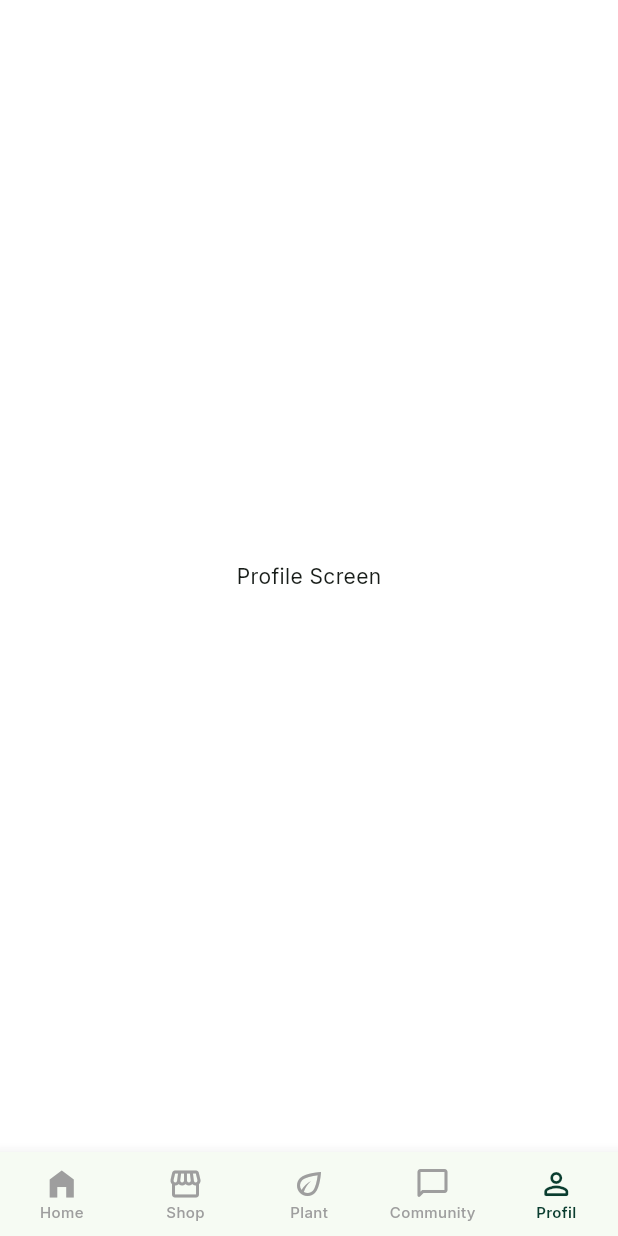
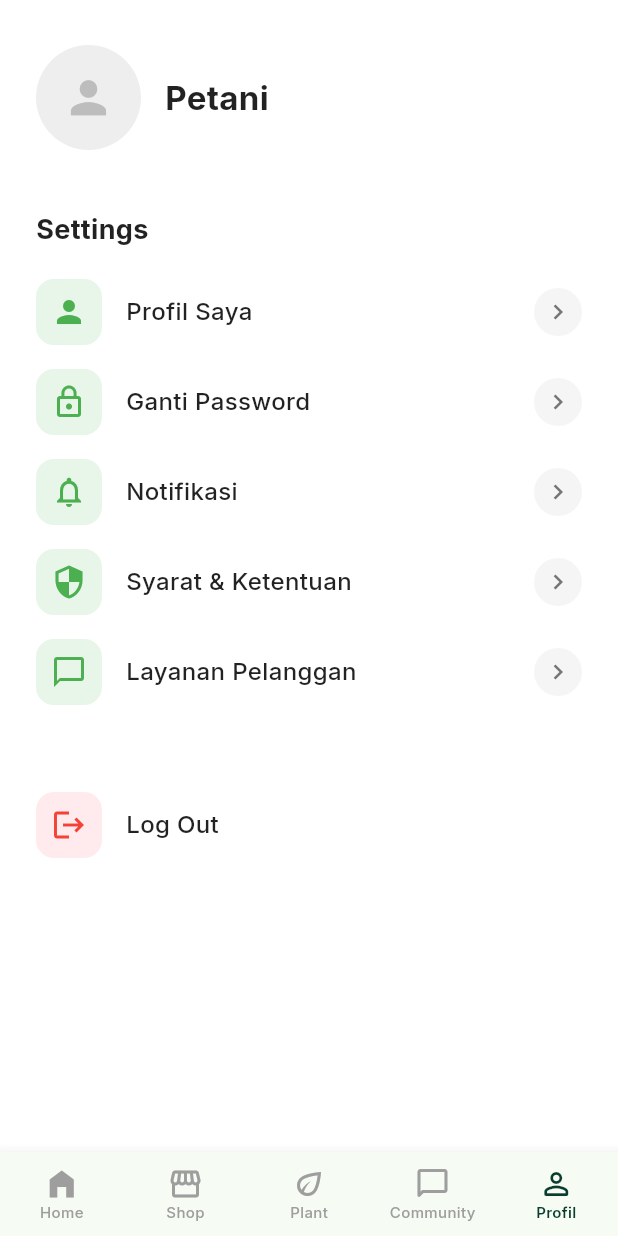
Before and after one commit to Faizarrobbi/ayotani, a Flutter app: the HomeScreen screen opened by its route, item 5 of the bottom bar chosen, on a phone screen of 412 x 824 dp. Run offline on Flutter 3.47's test engine with Material 3 defaults, Android fonts, the light colour scheme and no system bars; our stand-ins replace cached_network_image, flutter_svg, google_fonts, supabase_flutter, youtube_player_flutter; accounts and stored records are empty; network calls fail.

Commit message:
Profile + revisi home screen

```diff
--- a/lib/pages/home/home_screen.dart
+++ b/lib/pages/home/home_screen.dart
@@ -3,7 +3,7 @@ import 'package:provider/provider.dart';
 import 'package:supabase_flutter/supabase_flutter.dart';
 import 'package:http/http.dart' as http;
 import 'dart:convert';
-import 'package:google_fonts/google_fonts.dart'; // Assuming you have this package based on other files
+import 'package:google_fonts/google_fonts.dart';
 
 import '../../providers/auth_provider.dart';
 import '../../theme/app_colors.dart';
@@ -14,6 +14,8 @@ import '../../routes/app_routes.dart';
 import '../monitoring/monitoring_screen.dart';
 import '../marketplace/marketplace_screen.dart';
 import '../community/community_screen.dart';
+// IMPORT INI PENTING AGAR PROFILE TIDAK KOSONG
+import '../profile/profile_page.dart';
 
 class HomeScreen extends StatefulWidget {
   const HomeScreen({super.key});
@@ -46,7 +48,7 @@ class _HomeScreenState extends State<HomeScreen> {
       body: Consumer<AuthProvider>(
         builder: (context, authProvider, _) {
           final profile = authProvider.userProfile;
-          // Only Home Content (Index 0) is complex, others are standard screens
+          // Only Home Content (Index 0) is complex
           if (_selectedIndex == 0) {
             return _HomeContent(userProfile: profile);
           }
@@ -85,12 +87,12 @@ class _HomeScreenState extends State<HomeScreen> {
       case 1:
         return const MarketplaceScreen();
       case 2:
-        return const MonitoringScreen(); // "Plant" maps to Monitoring
+        return const MonitoringScreen();
       case 3:
         return const CommunityScreen();
       case 4:
-        return const Center(
-            child: Text("Profile Screen")); // Placeholder for Profile
+        // PERBAIKAN 1: Panggil ProfilePage, bukan Text placeholder
+        return const ProfilePage();
       default:
         return const SizedBox();
     }
@@ -114,7 +116,6 @@ class _HomeContentState extends State<_HomeContent> {
     final url = (video['video_url'] as String?)?.trim() ?? '';
     final id = _youtubeIdFromUrl(url);
     if (id != null) {
-      // maxres kadang tidak ada, tapi cukup oke untuk start
       return 'https://img.youtube.com/vi/$id/maxresdefault.jpg';
     }
 
@@ -122,7 +123,6 @@ class _HomeContentState extends State<_HomeContent> {
   }
 
   String? _youtubeIdFromUrl(String url) {
-  // support: https://www.youtube.com/watch?v=xxxx  /  https://youtu.be/xxxx
     final reg1 = RegExp(r'v=([a-zA-Z0-9_-]{6,})');
     final m1 = reg1.firstMatch(url);
     if (m1 != null) return m1.group(1);
@@ -152,7 +152,6 @@ String? _youtubeIdFromUrl(String url) {
     final userId = Supabase.instance.client.auth.currentUser?.id;
     if (userId == null) return;
 
-    // 1. Fetch Lands (We need this first to get location for weather)
     final landsResponse = await Supabase.instance.client
         .from('lands')
         .select()
@@ -162,23 +161,17 @@ String? _youtubeIdFromUrl(String url) {
     List<Land> lands =
         (landsResponse as List).map((e) => Land.fromJson(e)).toList();
 
-    // 2. Fetch Weather based on first land or default to Surabaya
-    // Coordinates for Surabaya: -7.2575, 112.7521
-    // Ideally, Land model has lat/long. Assuming default for now.
     _fetchWeather(-7.2575, 112.7521);
 
-    // 3. Fetch Videos (Educational Content)
-    // Assuming 'type' column exists or using 'difficulty' to differentiate
     final videosResponse = await Supabase.instance.client
         .from('educational_content')
         .select()
         .limit(5);
 
-    // 4. Fetch Articles (For now, reusing educational content, ideally fetch from 'articles' table)
     final articlesResponse = await Supabase.instance.client
         .from('educational_content')
         .select()
-        .order('created_at', ascending: true) // Just to show different items
+        .order('created_at', ascending: true)
         .limit(5);
 
     if (mounted) {
@@ -193,7 +186,6 @@ String? _youtubeIdFromUrl(String url) {
 
   Future<void> _fetchWeather(double lat, double long) async {
     try {
-      // Using Open-Meteo for detailed data (Temp, Humidity, Rain, Wind)
       final url = Uri.parse(
           'https://api.open-meteo.com/v1/forecast?latitude=$lat&longitude=$long&current=temperature_2m,relative_humidity_2m,precipitation,wind_speed_10m&timezone=auto');
       final response = await http.get(url);
@@ -220,10 +212,8 @@ String? _youtubeIdFromUrl(String url) {
       child: Column(
         crossAxisAlignment: CrossAxisAlignment.start,
         children: [
-          // 1. HEADER SECTION
           _buildCustomHeader(name, level, gems),
 
-          // 2. WEATHER WIDGET
           Padding(
             padding: const EdgeInsets.symmetric(horizontal: 16),
             child: _buildWeatherCard(),
@@ -231,16 +221,17 @@ String? _youtubeIdFromUrl(String url) {
 
           const SizedBox(height: 24),
 
-          // 3. LAHAN PERTANIAN
+          // PERBAIKAN 2: "See All" Lahan sekarang memunculkan pesan (atau bisa navigasi)
           _buildSectionHeader('Lahan Pertanian', () {
-            // Navigate to full list
+             ScaffoldMessenger.of(context).showSnackBar(
+               const SnackBar(content: Text("Fitur Daftar Semua Lahan akan segera hadir!")),
+             );
           }),
           const SizedBox(height: 12),
           _buildLandList(),
 
           const SizedBox(height: 24),
 
-          // 4. VIDEO BELAJAR
           _buildSectionHeader('Video Belajar', () {
             Navigator.pushNamed(context, AppRoutes.educational);
           }),
@@ -252,8 +243,10 @@ String? _youtubeIdFromUrl(String url) {
 
           const SizedBox(height: 24),
 
-          // 5. TOP ARTICLES
-          _buildSectionHeader('Top Articles', () {}),
+          // PERBAIKAN 3: "See All" Articles diarahkan ke halaman edukasi juga
+          _buildSectionHeader('Top Articles', () {
+             Navigator.pushNamed(context, AppRoutes.educational);
+          }),
           const SizedBox(height: 12),
           _buildArticleList(),
 
@@ -272,7 +265,7 @@ String? _youtubeIdFromUrl(String url) {
           width: double.infinity,
           height: 220,
           decoration: const BoxDecoration(
-            color: Color(0xFF0A3D2F), // Dark Green
+            color: Color(0xFF0A3D2F),
             borderRadius: BorderRadius.vertical(bottom: Radius.circular(32)),
           ),
         ),
@@ -333,7 +326,6 @@ String? _youtubeIdFromUrl(String url) {
                   ),
                 ),
                 const SizedBox(height: 24),
-                // Search Bar
                 Container(
                   height: 48,
                   decoration: BoxDecoration(
@@ -377,7 +369,7 @@ String? _youtubeIdFromUrl(String url) {
         borderRadius: BorderRadius.circular(20),
         image: const DecorationImage(
           image: NetworkImage(
-              'https://images.unsplash.com/photo-1534088568595-a066f410bcda?auto=format&fit=crop&w=800&q=80'), // Scenic field
+              'https://images.unsplash.com/photo-1534088568595-a066f410bcda?auto=format&fit=crop&w=800&q=80'),
           fit: BoxFit.cover,
           colorFilter: ColorFilter.mode(Colors.black26, BlendMode.darken),
         ),
@@ -473,11 +465,11 @@ String? _youtubeIdFromUrl(String url) {
   }
 
   Widget _buildLandList() {
-    if (_isLoading)
+    if (_isLoading) {
       return const SizedBox(
           height: 180, child: Center(child: CircularProgressIndicator()));
+    }
 
-    // Empty State
     if (_lands.isEmpty) {
       return Container(
         height: 150,
@@ -516,7 +508,6 @@ String? _youtubeIdFromUrl(String url) {
         separatorBuilder: (_, __) => const SizedBox(width: 12),
         itemBuilder: (context, index) {
           final land = _lands[index];
-          // Use a static map placeholder or land image if available
           final imageUrl = land.imageUrl ??
               'https://api.mapbox.com/styles/v1/mapbox/satellite-v9/static/112.7521,-7.2575,15,0/400x400?access_token=pk.eyJ1IjoiZGVtb3VzZXIiLCJhIjoiY2w4Z3M5bHMyMDJmMQN1b3h5b3MifQ.placeholder';
 
@@ -528,12 +519,11 @@ String? _youtubeIdFromUrl(String url) {
               image: DecorationImage(
                 image: NetworkImage(imageUrl),
                 fit: BoxFit.cover,
-                onError: (e, s) {}, // Handle error silently
+                onError: (e, s) {},
               ),
             ),
             child: Stack(
               children: [
-                // Gradient Overlay
                 Container(
                   decoration: BoxDecoration(
                     borderRadius: BorderRadius.circular(16),
@@ -547,7 +537,6 @@ String? _youtubeIdFromUrl(String url) {
                     ),
                   ),
                 ),
-                // Card Content
                 Positioned(
                   bottom: 12,
                   left: 12,
@@ -647,7 +636,6 @@ String? _youtubeIdFromUrl(String url) {
       return const SizedBox(height: 100, child: Center(child: CircularProgressIndicator()));
     }
 
-  // filter
     final filteredVideos = _selectedDifficulty == 'All'
         ? _videos
         : _videos.where((v) {
@@ -671,7 +659,6 @@ String? _youtubeIdFromUrl(String url) {
         separatorBuilder: (_, __) => const SizedBox(width: 16),
         itemBuilder: (context, index) {
           final video = filteredVideos[index];
-
           final int contentId = (video['id'] as num).toInt();
           final thumb = _resolveVideoThumbnail(video);
 
@@ -741,7 +728,6 @@ String? _youtubeIdFromUrl(String url) {
       ),
     );
   }
-
 
   Widget _buildArticleList() {
     if (_articles.isEmpty) return const SizedBox();
--- /dev/null
+++ b/lib/pages/profile/profile_page.dart
@@ -0,0 +1,224 @@
+import 'package:flutter/material.dart';
+import 'package:provider/provider.dart';
+import 'package:google_fonts/google_fonts.dart';
+import 'package:supabase_flutter/supabase_flutter.dart';
+import '../../providers/auth_provider.dart';
+import '../../routes/app_routes.dart';
+
+class ProfilePage extends StatelessWidget {
+  const ProfilePage({super.key});
+
+  Future<void> _handleLogout(BuildContext context) async {
+    try {
+      await Supabase.instance.client.auth.signOut();
+      if (context.mounted) {
+        Navigator.of(context).pushNamedAndRemoveUntil(
+          AppRoutes.login,
+          (route) => false,
+        );
+      }
+    } catch (e) {
+      if (context.mounted) {
+        ScaffoldMessenger.of(context).showSnackBar(
+          SnackBar(content: Text('Error logging out: $e')),
+        );
+      }
+    }
+  }
+
+  @override
+  Widget build(BuildContext context) {
+    return Consumer<AuthProvider>(builder: (context, authProvider, _) {
+      final user = authProvider.userProfile;
+      final name = user?.username ?? 'Petani';
+      final avatarUrl = user?.avatarUrl;
+
+      return Scaffold(
+        backgroundColor: Colors.white,
+        body: SafeArea(
+          child: SingleChildScrollView(
+            padding: const EdgeInsets.symmetric(horizontal: 24.0, vertical: 20.0),
+            child: Column(
+              crossAxisAlignment: CrossAxisAlignment.start,
+              children: [
+                const SizedBox(height: 10),
+
+                // --- HEADER: Avatar & Nama ---
+                Row(
+                  children: [
+                    CircleAvatar(
+                      radius: 35,
+                      backgroundColor: Colors.grey[200],
+                      backgroundImage: (avatarUrl != null && avatarUrl.isNotEmpty)
+                          ? NetworkImage(avatarUrl)
+                          : null,
+                      child: (avatarUrl == null || avatarUrl.isEmpty)
+                          ? Icon(Icons.person, size: 35, color: Colors.grey[400])
+                          : null,
+                    ),
+                    const SizedBox(width: 16),
+                    Expanded(
+                      child: Text(
+                        name,
+                        style: GoogleFonts.inter(
+                          fontSize: 22,
+                          fontWeight: FontWeight.bold,
+                          color: Colors.black87,
+                        ),
+                        overflow: TextOverflow.ellipsis,
+                      ),
+                    ),
+                  ],
+                ),
+
+                const SizedBox(height: 40),
+
+                // --- SECTION: Settings ---
+                Text(
+                  'Settings',
+                  style: GoogleFonts.inter(
+                    fontSize: 18,
+                    fontWeight: FontWeight.bold,
+                    color: Colors.black87,
+                  ),
+                ),
+
+                const SizedBox(height: 20),
+
+                // --- MENU LIST (Fungsional) ---
+                _buildMenuItem(
+                  context,
+                  title: 'Profil Saya',
+                  icon: Icons.person,
+                  iconColor: const Color(0xFF4CAF50), // Hijau
+                  bgColor: const Color(0xFFE8F5E9),   // Hijau muda
+                  onTap: () => Navigator.pushNamed(context, AppRoutes.editProfile),
+                ),
+                _buildMenuItem(
+                  context,
+                  title: 'Ganti Password',
+                  icon: Icons.lock_outline,
+                  iconColor: const Color(0xFF4CAF50),
+                  bgColor: const Color(0xFFE8F5E9),
+                  onTap: () => Navigator.pushNamed(context, AppRoutes.changePassword),
+                ),
+                _buildMenuItem(
+                  context,
+                  title: 'Notifikasi',
+                  icon: Icons.notifications_none,
+                  iconColor: const Color(0xFF4CAF50),
+                  bgColor: const Color(0xFFE8F5E9),
+                  onTap: () => Navigator.pushNamed(context, AppRoutes.notifications),
+                ),
+                _buildMenuItem(
+                  context,
+                  title: 'Syarat & Ketentuan',
+                  icon: Icons.security,
+                  iconColor: const Color(0xFF4CAF50),
+                  bgColor: const Color(0xFFE8F5E9),
+                  onTap: () => Navigator.pushNamed(context, AppRoutes.terms),
+                ),
+                _buildMenuItem(
+                  context,
+                  title: 'Layanan Pelanggan',
+                  icon: Icons.chat_bubble_outline,
+                  iconColor: const Color(0xFF4CAF50),
+                  bgColor: const Color(0xFFE8F5E9),
+                  onTap: () {
+                     ScaffoldMessenger.of(context).showSnackBar(
+                      const SnackBar(content: Text("Hubungi CS di: support@ayotani.com")),
+                    );
+                  },
+                ),
+
+                const SizedBox(height: 30),
+
+                // --- LOG OUT BUTTON ---
+                InkWell(
+                  onTap: () => _handleLogout(context),
+                  borderRadius: BorderRadius.circular(12),
+                  child: Padding(
+                    padding: const EdgeInsets.symmetric(vertical: 12),
+                    child: Row(
+                      children: [
+                        Container(
+                          width: 44,
+                          height: 44,
+                          decoration: BoxDecoration(
+                            color: const Color(0xFFFFEBEE), // Merah muda
+                            borderRadius: BorderRadius.circular(12),
+                          ),
+                          child: const Icon(Icons.logout, color: Colors.red, size: 24),
+                        ),
+                        const SizedBox(width: 16),
+                        Text(
+                          'Log Out',
+                          style: GoogleFonts.inter(
+                            fontSize: 16,
+                            fontWeight: FontWeight.w500,
+                            color: Colors.black87,
+                          ),
+                        ),
+                      ],
+                    ),
+                  ),
+                ),
+                const SizedBox(height: 20),
+              ],
+            ),
+          ),
+        ),
+      );
+    });
+  }
+
+  Widget _buildMenuItem(
+    BuildContext context, {
+    required String title,
+    required IconData icon,
+    required Color iconColor,
+    required Color bgColor,
+    required VoidCallback onTap,
+  }) {
+    return Padding(
+      padding: const EdgeInsets.only(bottom: 16),
+      child: InkWell(
+        onTap: onTap,
+        borderRadius: BorderRadius.circular(12),
+        child: Row(
+          children: [
+            Container(
+              width: 44,
+              height: 44,
+              decoration: BoxDecoration(
+                color: bgColor,
+                borderRadius: BorderRadius.circular(12),
+              ),
+              child: Icon(icon, color: iconColor, size: 24),
+            ),
+            const SizedBox(width: 16),
+            Expanded(
+              child: Text(
+                title,
+                style: GoogleFonts.inter(
+                  fontSize: 16,
+                  fontWeight: FontWeight.w500,
+                  color: Colors.black87,
+                ),
+              ),
+            ),
+            Container(
+              width: 32,
+              height: 32,
+              decoration: BoxDecoration(
+                color: Colors.grey[100],
+                shape: BoxShape.circle,
+              ),
+              child: Icon(Icons.chevron_right, color: Colors.grey[600], size: 20),
+            ),
+          ],
+        ),
+      ),
+    );
+  }
+}
--- /dev/null
+++ b/lib/pages/profile/terms_screen.dart
@@ -0,0 +1,42 @@
+import 'package:flutter/material.dart';
+import 'package:google_fonts/google_fonts.dart';
+
+class TermsScreen extends StatelessWidget {
+  const TermsScreen({super.key});
+
+  @override
+  Widget build(BuildContext context) {
+    return Scaffold(
+      backgroundColor: Colors.white,
+      appBar: AppBar(
+        title: Text('Syarat & Ketentuan', style: GoogleFonts.inter(color: Colors.black)),
+        backgroundColor: Colors.white,
+        elevation: 0,
+        iconTheme: const IconThemeData(color: Colors.black),
+      ),
+      body: SingleChildScrollView(
+        padding: const EdgeInsets.all(24),
+        child: Column(
+          crossAxisAlignment: CrossAxisAlignment.start,
+          children: [
+            Text("Syarat & Ketentuan Penggunaan", style: GoogleFonts.inter(fontSize: 18, fontWeight: FontWeight.bold)),
+            const SizedBox(height: 16),
+            Text(
+              "Selamat datang di aplikasi Ayo Tani. Dengan menggunakan aplikasi ini, Anda setuju untuk mematuhi syarat dan ketentuan berikut:\n\n"
+              "1. Privasi Data\n"
+              "Kami menjaga kerahasiaan data pribadi Anda. Informasi yang Anda berikan hanya digunakan untuk keperluan layanan aplikasi.\n\n"
+              "2. Penggunaan Layanan\n"
+              "Aplikasi ini digunakan untuk memantau lahan dan edukasi pertanian. Dilarang menyalahgunakan fitur untuk kegiatan ilegal.\n\n"
+              "3. Keamanan Akun\n"
+              "Anda bertanggung jawab penuh atas keamanan password akun Anda. Jangan bagikan password kepada orang lain.\n\n"
+              "4. Perubahan Layanan\n"
+              "Kami berhak mengubah atau menghentikan layanan sewaktu-waktu tanpa pemberitahuan sebelumnya untuk keperluan maintenance.\n\n"
+              "Hubungi layanan pelanggan jika ada pertanyaan lebih lanjut.",
+              style: GoogleFonts.inter(fontSize: 14, height: 1.6, color: Colors.grey[800]),
+            ),
+          ],
+        ),
+      ),
+    );
+  }
+}
--- a/lib/routes/app_routes.dart
+++ b/lib/routes/app_routes.dart
@@ -12,6 +12,11 @@ import '../pages/marketplace/payment_done.dart';
 import '../pages/marketplace/payment_method.dart';
 import '../pages/education/educational_list_screen.dart';
 import '../pages/education/educational_detail_screen.dart';
+import '../pages/profile/profile_page.dart';
+import '../pages/profile/edit_profile_screen.dart';
+import '../pages/profile/change_password_screen.dart';
+import '../pages/profile/notification_screen.dart';
+import '../pages/profile/terms_screen.dart';
 
 class AppRoutes {
   static const splash = '/splash';
@@ -27,6 +32,11 @@ class AppRoutes {
   static const paymentDone = '/payment-done';
   static const educational = '/educational';
   static const educationalDetail = '/educational-detail';
+  static const profile = '/profile';
+  static const editProfile = '/edit-profile';
+  static const changePassword = '/change-password';
+  static const notifications = '/notifications';
+  static const terms = '/terms';
 
   static Map<String, WidgetBuilder> get routes => {
         splash: (_) => const SplashScreen(),
@@ -37,6 +47,7 @@ class AppRoutes {
           return OnboardingPage(userId: userId ?? '');
         },
         home: (_) => const HomeScreen(),
+        profile: (_) => const ProfilePage(),
         marketplace: (_) => const MarketplaceScreen(),
         cart: (_) => const ShoppingCartScreen(),
         checkout: (_) => const CheckoutScreen(),
@@ -57,5 +68,9 @@ class AppRoutes {
           final id = args?['id'] as int? ?? 0;
           return EducationalDetailScreen(contentId: id);
         },
+        editProfile: (_) => const EditProfileScreen(),
+        changePassword: (_) => const ChangePasswordScreen(),
+        notifications: (_) => const NotificationScreen(),
+        terms: (_) => const TermsScreen(),
       };
 }
--- a/lib/theme/app_colors.dart
+++ b/lib/theme/app_colors.dart
@@ -3,4 +3,7 @@ import 'package:flutter/material.dart';
 class AppColors {
   static const green = Color(0xFF0B6138);
   static const teal = Color(0xFF0B5F61);
+  static const lightGreenBg = Color(0xFFE8F5E9);
+  static const darkGreenCard = Color(0xFF1E5E3F);
+  static const borderGreen = Color(0xFFC8E6C9);
 }
--- a/pubspec.yaml
+++ b/pubspec.yaml
@@ -24,6 +24,7 @@ dependencies:
 
   # State management
   provider: ^6.0.0
+  http: ^1.6.0
 
 dev_dependencies:
   flutter_test:
```
Also changed, not shown: lib/pages/profile/change_password_screen.dart (added, +109 -0 lines), lib/pages/profile/edit_profile_screen.dart (added, +134 -0 lines), lib/pages/profile/notification_screen.dart (added, +49 -0 lines), pubspec.lock. Lines whose indentation alone changed are shown as unchanged.
